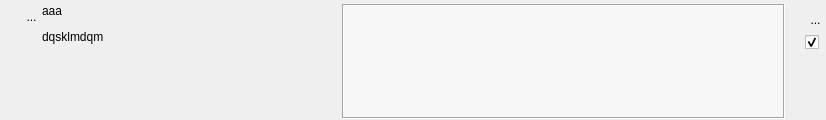
This is UiQT4/desWidgetPlusieursInto.ui in SalomePlatform/eficas_tools as Qt 5 draws it before an edit. The edited form follows.
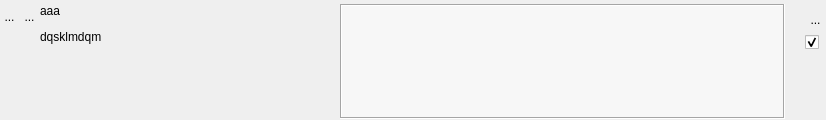
This is the edited form. Icons and pictures are not drawn. Custom widgets are drawn as their Qt base class.

```diff
--- a/UiQT4/desWidgetPlusieursInto.ui
+++ b/UiQT4/desWidgetPlusieursInto.ui
@@ -55,20 +55,39 @@
         <enum>QLayout::SetFixedSize</enum>
        </property>
        <item>
-        <spacer name="horizontalSpacer_3">
-         <property name="orientation">
-          <enum>Qt::Horizontal</enum>
+        <widget class="QToolButton" name="BFermeListe">
+         <property name="sizePolicy">
+          <sizepolicy hsizetype="Fixed" vsizetype="Fixed">
+           <horstretch>0</horstretch>
+           <verstretch>0</verstretch>
+          </sizepolicy>
          </property>
-         <property name="sizeType">
-          <enum>QSizePolicy::Fixed</enum>
-         </property>
-         <property name="sizeHint" stdset="0">
+         <property name="maximumSize">
           <size>
            <width>21</width>
-           <height>20</height>
+           <height>25</height>
           </size>
          </property>
-        </spacer>
+         <property name="toolTip">
+          <string>permet de gérer la liste</string>
+         </property>
+         <property name="styleSheet">
+          <string notr="true">border:0px</string>
+         </property>
+         <property name="text">
+          <string>...</string>
+         </property>
+         <property name="icon">
+          <iconset>
+           <normaloff>../Editeur/icons/minusnode.png</normaloff>../Editeur/icons/minusnode.png</iconset>
+         </property>
+         <property name="iconSize">
+          <size>
+           <width>25</width>
+           <height>25</height>
+          </size>
+         </property>
+        </widget>
        </item>
        <item>
         <widget class="MonBoutonValide" name="RBValide">
```
